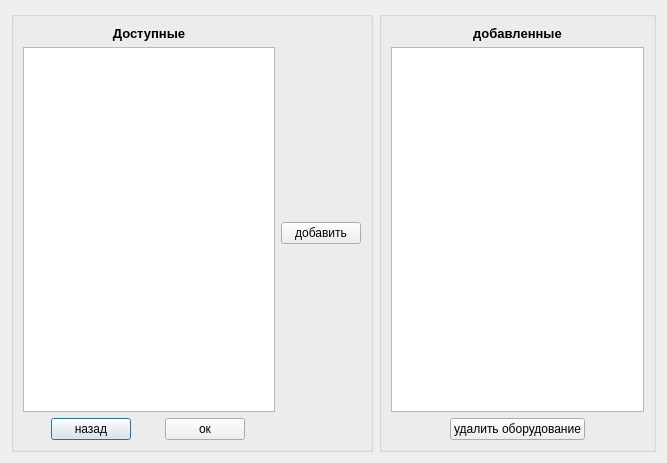
The window that addequipment.ui (VampireVol/NetworkDiagramEditor) describes before a commit, drawn with Qt 5.
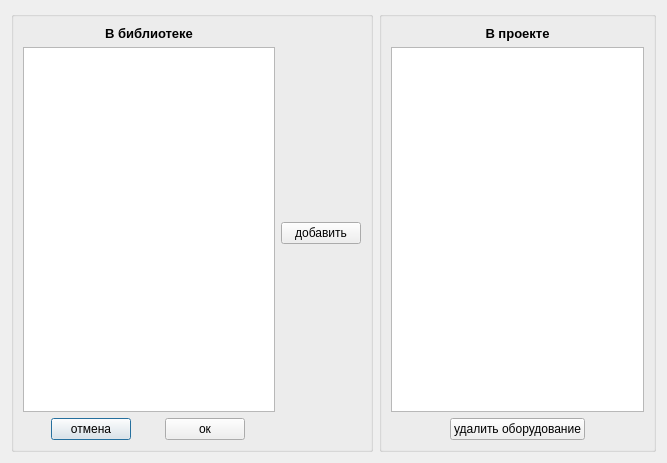
The same window after the commit.

```diff
--- a/addequipment.ui
+++ b/addequipment.ui
@@ -43,7 +43,7 @@
               <item>
                <widget class="QLabel" name="label_3">
                 <property name="text">
-                 <string>&lt;html&gt;&lt;head/&gt;&lt;body&gt;&lt;p align=&quot;center&quot;&gt;&lt;span style=&quot; font-size:10pt; font-weight:600;&quot;&gt;Доступные&lt;/span&gt;&lt;/p&gt;&lt;/body&gt;&lt;/html&gt;</string>
+                 <string>&lt;html&gt;&lt;head/&gt;&lt;body&gt;&lt;p align=&quot;center&quot;&gt;&lt;span style=&quot; font-size:10pt; font-weight:600;&quot;&gt;В библиотеке&lt;/span&gt;&lt;/p&gt;&lt;/body&gt;&lt;/html&gt;</string>
                 </property>
                </widget>
               </item>
@@ -63,7 +63,7 @@
                  </sizepolicy>
                 </property>
                 <property name="text">
-                 <string>назад</string>
+                 <string>отмена</string>
                 </property>
                </widget>
               </item>
@@ -119,7 +119,7 @@
           <item>
            <widget class="QLabel" name="label">
             <property name="text">
-             <string>&lt;html&gt;&lt;head/&gt;&lt;body&gt;&lt;p align=&quot;center&quot;&gt;&lt;span style=&quot; font-size:10pt; font-weight:600;&quot;&gt;добавленные&lt;/span&gt;&lt;/p&gt;&lt;/body&gt;&lt;/html&gt;</string>
+             <string>&lt;html&gt;&lt;head/&gt;&lt;body&gt;&lt;p align=&quot;center&quot;&gt;&lt;span style=&quot; font-size:10pt; font-weight:600;&quot;&gt;В проекте&lt;/span&gt;&lt;/p&gt;&lt;/body&gt;&lt;/html&gt;</string>
             </property>
            </widget>
           </item>
```
Left out of the diff: 6 changed lines with no effect on the pictures.
